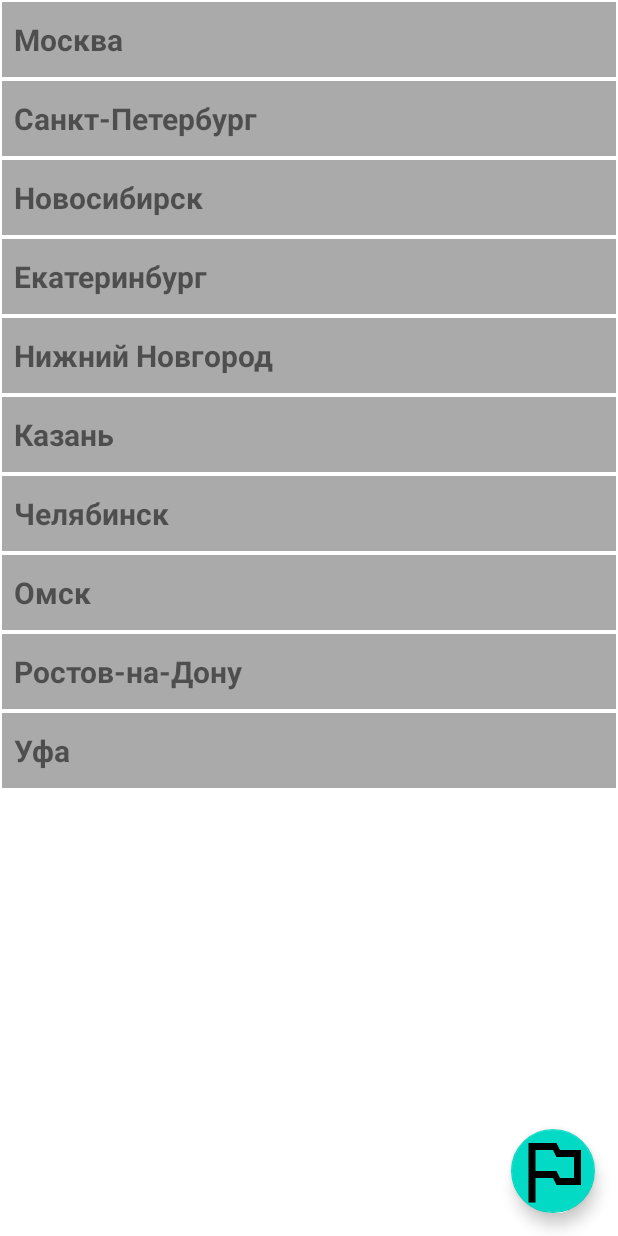
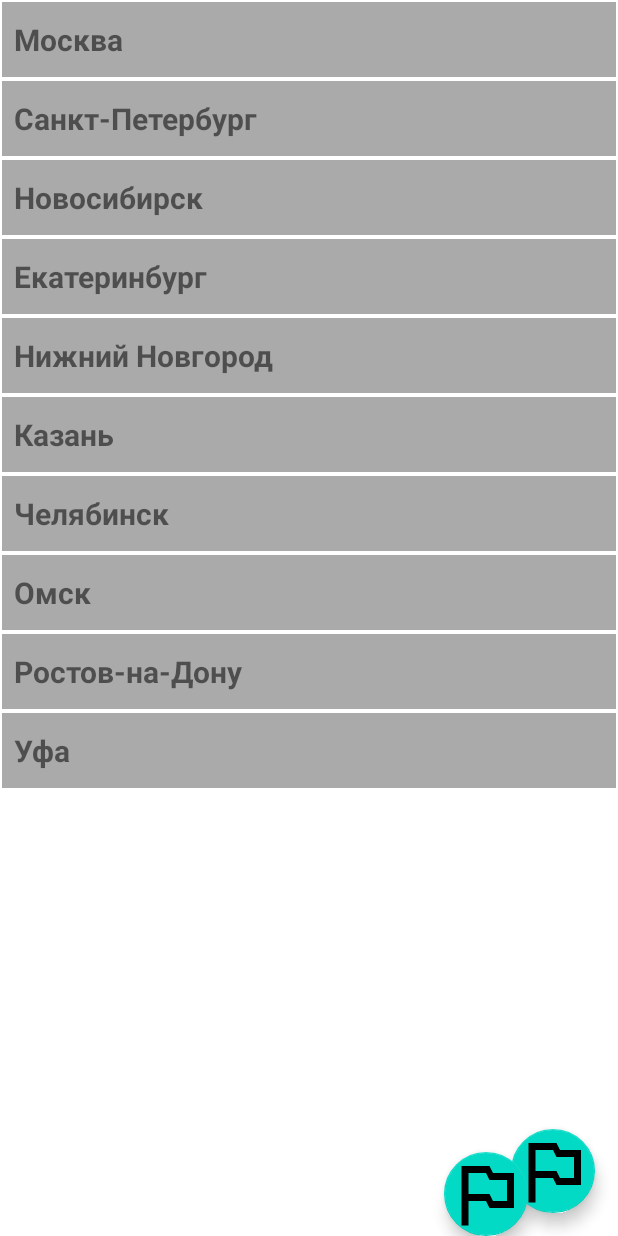
Before and after one commit to Chester095/Weather3, an Android app: the screen it shows after launch (MainActivity), on a phone screen of 412 x 824 dp. Run offline under Robolectric (Android 15) with nearby library versions, the phone set to English and light mode, and no system bars; our stand-ins replace Room's generated code; pictures from the network do not load; 1 statement that could not run was skipped.

Commit message:
HW 8 started

```diff
--- /dev/null
+++ b/app/src/main/java/com/geekbrains/weather/model/HistoryDAO.kt
@@ -0,0 +1,27 @@
+package com.geekbrains.weather.model
+
+import androidx.room.*
+
+// методы для работы с нашей Entity (сущностью)
+@Dao
+interface HistoryDAO {
+
+    // получить все данные из БД
+    // "ORDER BY timestamp DESC" - отсортировать по полю timestamp в обратном порядке
+    @Query("SELECT * FROM HistoryEntity ORDER BY timestamp DESC")
+    fun all(): List<HistoryEntity>
+
+    // данные по городу
+    @Query("SELECT * FROM HistoryEntity WHERE city LIKE :city")
+    fun getHistoryByCity(city: String): List<HistoryEntity>
+
+    // добавить данные
+    @Insert(onConflict = OnConflictStrategy.IGNORE)
+    fun insert(entity: HistoryEntity)
+
+    @Update
+    fun update(entity: HistoryEntity)
+
+    @Delete
+    fun delete(entity: HistoryEntity)
+}
--- /dev/null
+++ b/app/src/main/java/com/geekbrains/weather/view/App.kt
@@ -0,0 +1,47 @@
+package com.geekbrains.weather.view
+
+import android.app.Application
+import androidx.room.Room
+import com.geekbrains.weather.model.HistoryDAO
+import com.geekbrains.weather.model.HistoryDB
+
+// при создании Application будем создавать нашу БД
+class App : Application() {
+    override fun onCreate() {
+        super.onCreate()
+        // инициализация appInstance
+        appInstance = this
+    }
+
+    // будем хранить БД в статическом
+    companion object {
+        private var appInstance: App? = null
+
+        // сама БД
+        private var db: HistoryDB? = null
+
+        // название нашей БД
+        private const val DB_NAME = "History.db"
+
+        // инициализация БД
+        fun getHistoryDao(): HistoryDAO {
+            if (db == null) {
+                synchronized(HistoryDB::class.java) {
+                    if (db == null) {
+                        appInstance?.let { app ->
+                            db = Room.databaseBuilder(
+                                app.applicationContext,
+                                HistoryDB::class.java,
+                                DB_NAME
+                            ).build()
+                        } ?: throw Exception("Что-то пошло не так")
+                    }
+                }
+            }
+            return db!!.historyDAO()
+        }
+
+    }
+
+
+}
--- a/app/src/main/java/com/geekbrains/weather/view/MainActivity.kt
+++ b/app/src/main/java/com/geekbrains/weather/view/MainActivity.kt
@@ -1,6 +1,5 @@
 package com.geekbrains.weather.view
 
-import android.content.Intent
 import android.content.IntentFilter
 import android.net.ConnectivityManager
 import android.os.Bundle
--- a/app/src/main/java/com/geekbrains/weather/view/main/MainFragment.kt
+++ b/app/src/main/java/com/geekbrains/weather/view/main/MainFragment.kt
@@ -45,7 +45,7 @@ class MainFragment : Fragment() {
         super.onViewCreated(view, savedInstanceState)
 
         // для работы RecycleView нужен адаптер, RecycleView и layoutManager
-        //TODO 7 урок 00:15:00
+        //TODO 8 урок 02:29:00
         binding.mainRecycleView.adapter = adapter
         binding.mainRecycleView.layoutManager = LinearLayoutManager(requireActivity())
 
--- a/app/src/main/res/layout/main_fragment.xml
+++ b/app/src/main/res/layout/main_fragment.xml
@@ -18,6 +18,15 @@
         android:layout_height="wrap_content"
         android:layout_gravity="bottom|end"
         android:layout_margin="@dimen/fab_margin"
+        android:src="@drawable/ic_baseline_outlined_flag_24"
+        app:maxImageSize="@dimen/fab_icon_size" />
+
+    <com.google.android.material.floatingactionbutton.FloatingActionButton
+        android:id="@+id/historyFAB"
+        android:layout_width="wrap_content"
+        android:layout_height="wrap_content"
+        android:layout_gravity="bottom|end"
+        android:layout_marginEnd="60dp"
         android:src="@drawable/ic_baseline_outlined_flag_24"
         app:maxImageSize="@dimen/fab_icon_size" />
 
```
Also changed, not shown: app/build.gradle (+10 -7 lines), app/src/main/AndroidManifest.xml (+6 -1 lines), app/src/main/java/com/geekbrains/weather/model/HistoryActivity.kt (added, +20 -0 lines), app/src/main/java/com/geekbrains/weather/model/HistoryAdapter.kt (added, +32 -0 lines), app/src/main/java/com/geekbrains/weather/model/HistoryDB.kt (added, +13 -0 lines), app/src/main/java/com/geekbrains/weather/model/HistoryEntity.kt (added, +14 -0 lines), app/src/main/java/com/geekbrains/weather/model/LocalRepository.kt (added, +8 -0 lines), app/src/main/java/com/geekbrains/weather/model/LocalRepositoryImpl.kt (added, +31 -0 lines), app/src/main/java/com/geekbrains/weather/view/details/DetailFragment.kt (+23 -17 lines), app/src/main/java/com/geekbrains/weather/viewmodel/DetailViewModel.kt (+9 -2 lines), app/src/main/res/layout/activity_history.xml (added, +16 -0 lines), app/src/main/res/layout/history_item_layout.xml (added, +34 -0 lines).
